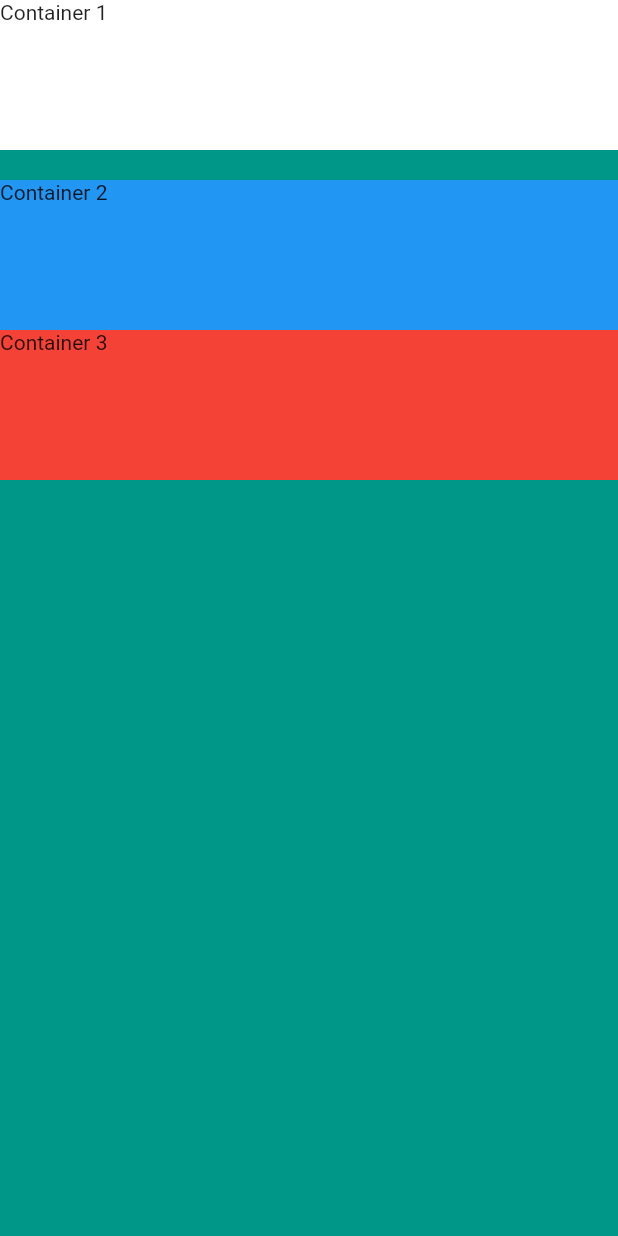
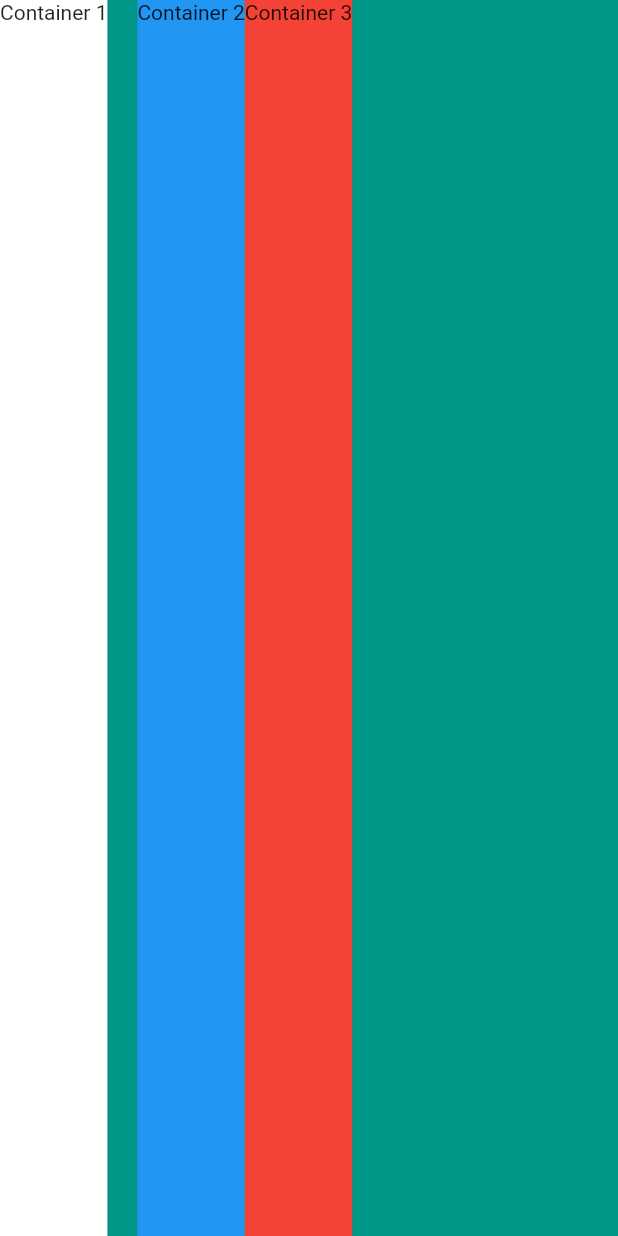
Before and after one commit to appmath/mi_card_flutter, a Flutter app: the screen it shows after launch, on a phone screen of 412 x 824 dp. Run offline on Flutter 3.47's test engine with Material 2 defaults, Android fonts, the phone set to English and light mode, and no system bars.

Commit message:
Introduced Row

```diff
--- a/lib/main.dart
+++ b/lib/main.dart
@@ -11,24 +11,21 @@ class MyApp extends StatelessWidget {
       home: Scaffold(
         backgroundColor: Colors.teal,
         body: SafeArea(
-            child: Column(
+            child: Row(
           crossAxisAlignment: CrossAxisAlignment.stretch,
           children: [
             Container(
-              height: 100.0,
               color: Colors.white,
               child: Text('Container 1'),
             ),
             SizedBox(
-              height: 20,
+              width: 20,
             ),
             Container(
-              height: 100.0,
               color: Colors.blue,
               child: Text('Container 2'),
             ),
             Container(
-              height: 100.0,
               color: Colors.red,
               child: Text('Container 3'),
             ),
```
